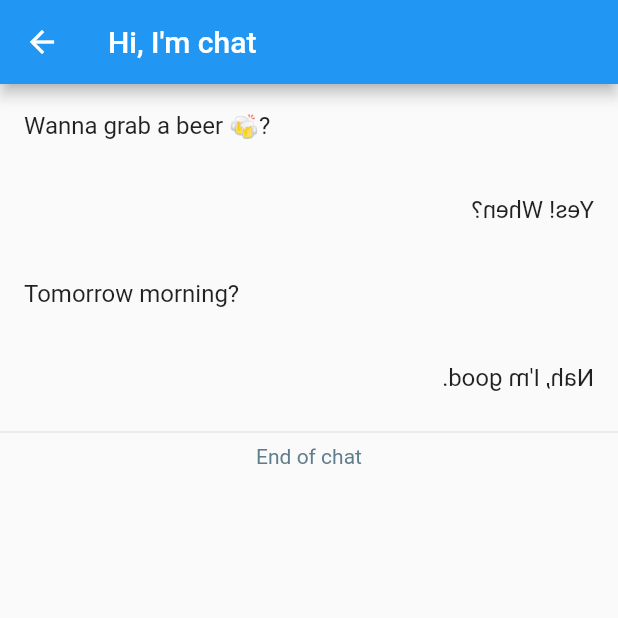
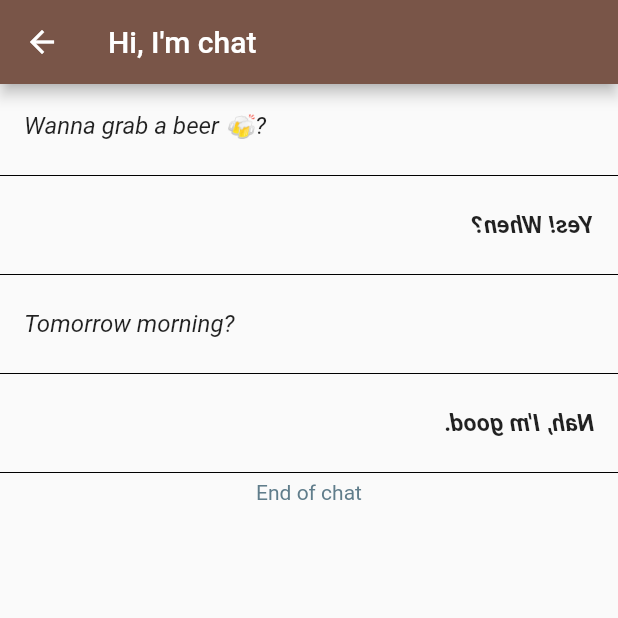
Before and after one commit to lohnn/flutter-in-the-dark, a Flutter app: the Mirror screen opened by its route, on a phone screen of 412 x 824 dp, the top half of it. Run offline on Flutter 3.47's test engine with Material 2 defaults, Android fonts, the phone set to English and light mode, and no system bars; our stand-ins replace flutter_hooks.

Commit message:
Final final added

```diff
--- a/lib/challenges/mirror.dart
+++ b/lib/challenges/mirror.dart
@@ -10,28 +10,46 @@ class Mirror extends StatelessWidget {
     return Scaffold(
       appBar: AppBar(
         title: const Text("Hi, I'm chat"),
+        backgroundColor: Colors.brown,
       ),
       body: ListView(
         children: [
           const ListTile(
-            title: Text("Wanna grab a beer 🍻?"),
+            title: Text(
+              "Wanna grab a beer 🍻?",
+              style: TextStyle(fontStyle: FontStyle.italic),
+            ),
           ),
+          const Divider(color: Colors.black, height: 10),
           Transform.scale(
             scaleX: -1,
             child: const ListTile(
-              title: Text("Yes! When?"),
+              title: Text(
+                "Yes! When?",
+                style: TextStyle(
+                    fontStyle: FontStyle.italic, fontWeight: FontWeight.bold),
+              ),
             ),
           ),
+          const Divider(color: Colors.black, height: 10),
           const ListTile(
-            title: Text("Tomorrow morning?"),
+            title: Text(
+              "Tomorrow morning?",
+              style: TextStyle(fontStyle: FontStyle.italic),
+            ),
           ),
+          const Divider(color: Colors.black, height: 10),
           Transform.scale(
             scaleX: -1,
             child: const ListTile(
-              title: Text("Nah, I'm good."),
+              title: Text(
+                "Nah, I'm good.",
+                style: TextStyle(
+                    fontStyle: FontStyle.italic, fontWeight: FontWeight.bold),
+              ),
             ),
           ),
-          const Divider(),
+          const Divider(color: Colors.black, height: 10),
           const Center(
             child: Text(
               "End of chat",
```
Also changed, not shown: lib/challenges/final_final.dart (added, +14 -0 lines), lib/challenges/flutter_chat.dart (+12 -6 lines), lib/challenges/flutter_friend_list.dart (+12 -3 lines), lib/main.dart (+33 -6 lines).
